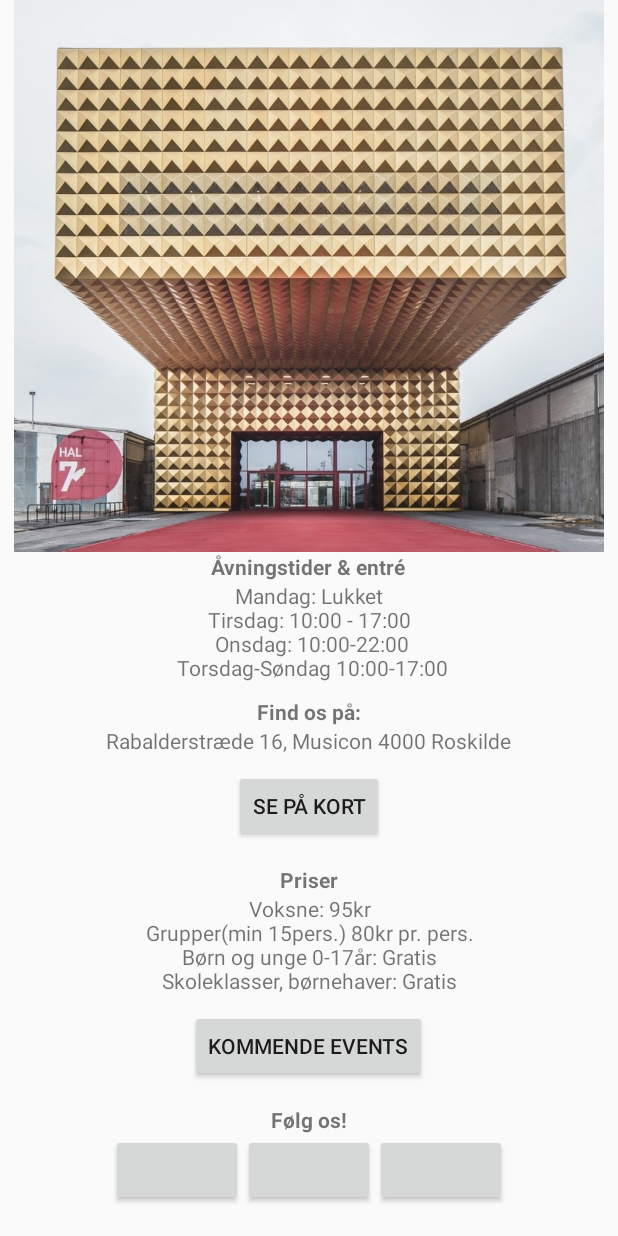
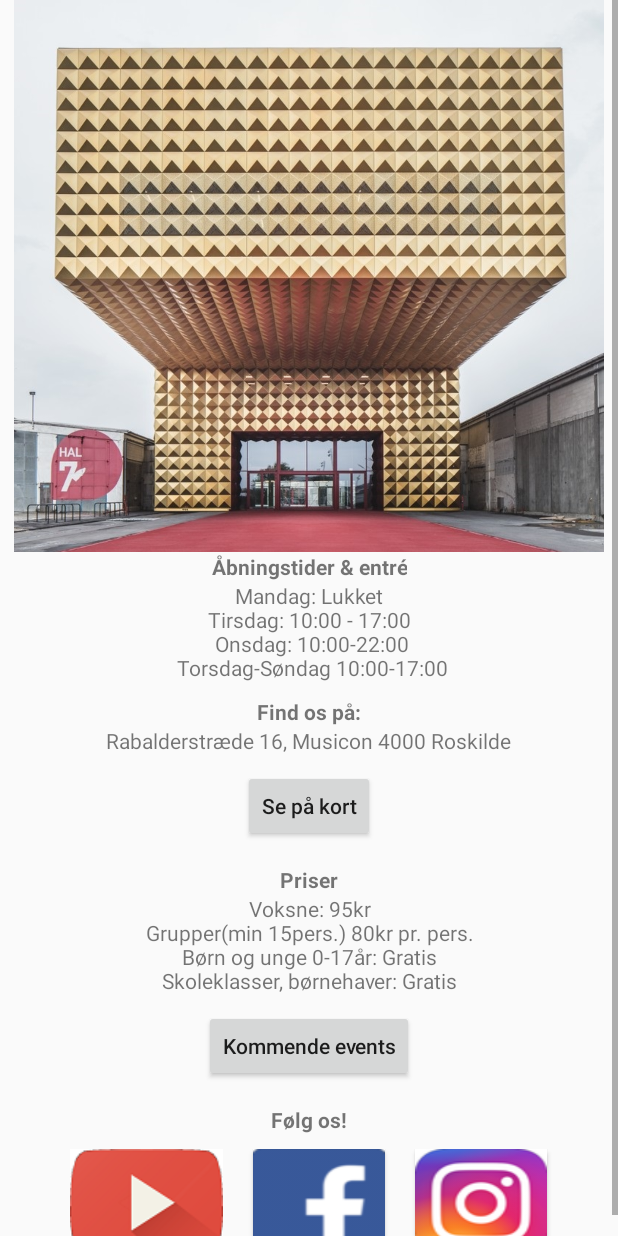
Before and after one commit to KroisSharp/ragnarockapp, an Android app: the InfoActivity screen opened directly, with no data from a screen before it, on a phone screen of 412 x 824 dp. Run offline under Robolectric (Android 15) with nearby library versions, the phone set to English and light mode, and no system bars.

Commit message:
tilføjet billeder lavet knapper med billeder mangler at håndtere links så de åbner app i stedet

```diff
--- a/app/src/main/res/layout/activity_info.xml
+++ b/app/src/main/res/layout/activity_info.xml
@@ -58,6 +58,7 @@
                 android:textAlignment="center" />
 
             <Button
+                android:textAllCaps="false"
                 android:id="@+id/Button_SeKort"
                 android:layout_width="wrap_content"
                 android:layout_height="wrap_content"
@@ -80,6 +81,7 @@
                 android:textAlignment="center" />
 
             <Button
+                android:textAllCaps="false"
                 android:id="@+id/Button_SeEvents"
                 android:layout_width="wrap_content"
                 android:layout_height="wrap_content"
@@ -95,22 +97,32 @@
                 android:textStyle="bold" />
 
             <LinearLayout
+                android:layout_marginTop="10dp"
                 android:layout_width="match_parent"
                 android:layout_height="match_parent"
                 android:gravity="center"
                 android:orientation="horizontal">
 
                 <Button
+                    android:id="@+id/Button_Youtube"
                     android:layout_width="wrap_content"
-                    android:layout_height="wrap_content" />
+                    android:layout_height="wrap_content"
+                    android:layout_marginRight="20dp"
+                    android:background="@drawable/youtuberesize"
+                    android:onClick="Btn_Youtube" />
+
+                <Button
+                    android:layout_marginRight="20dp"
+                    android:layout_width="wrap_content"
+                    android:layout_height="wrap_content"
+                    android:background="@drawable/facebookresize"
+                    android:onClick="Btn_Facebook"/>
 
                 <Button
                     android:layout_width="wrap_content"
-                    android:layout_height="wrap_content" />
-
-                <Button
-                    android:layout_width="wrap_content"
-                    android:layout_height="wrap_content" />
+                    android:layout_height="wrap_content"
+                    android:background="@drawable/instagramresize"
+                    android:onClick="Btn_instagram"/>
 
             </LinearLayout>
 
--- a/app/src/main/res/values/strings.xml
+++ b/app/src/main/res/values/strings.xml
@@ -3,13 +3,13 @@
     <string name="sorter_efter_nyeste">Sorter efter nyeste</string>
     <string name="sorter_efter_retweets">Sorter efter retweets</string>
     <string name="sorter_efter_likes">Sorter efter likes</string>
-    <string name="vningstider_amp_entr"><![CDATA[Åvningstider & entré]]></string>
+    <string name="vningstider_amp_entr"><![CDATA[Åbningstider & entré]]></string>
     <string name="rabalderstr_de_16_musicon_4000_roskilde">Rabalderstræde 16, Musicon 4000 Roskilde</string>
     <string name="nfind_os_p">Find os på:</string>
     <string name="mandag_lukket_ntirsdag_10_00_17_00_nonsdag_10_00_22_00_ntorsdag_s_ndag_10_00_17_00">Mandag: Lukket\nTirsdag: 10:00 - 17:00\n Onsdag: 10:00-22:00\n Torsdag-Søndag 10:00-17:00</string>
     <string name="se_p_kort">Se på kort</string>
     <string name="priser">Priser</string>
     <string name="voksne_95kr_ngrupper_min_15pers_80kr_pr_pers_nb_rn_og_unge_0_17_r_gratis_n_skoleklasser_b_rnehaver_gratis">Voksne: 95kr\nGrupper(min 15pers.) 80kr pr. pers.\nBørn og unge 0-17år: Gratis\nSkoleklasser, børnehaver: Gratis</string>
-    <string name="kommende_events">kommende events</string>
+    <string name="kommende_events">Kommende events</string>
     <string name="om_os">Om os</string>
 </resources>
```
Also changed, not shown: app/src/main/java/mik/easj/skole/ragnarockapp/InfoActivity.java (+18 -0 lines), app/src/main/res/drawable/facebook.png (deleted), app/src/main/res/drawable/facebookresize.png (added), app/src/main/res/drawable/instagram.png (deleted), app/src/main/res/drawable/instagramresize.png (added), app/src/main/res/drawable/youtube.png (deleted), app/src/main/res/drawable/youtuberesize.png (added).
